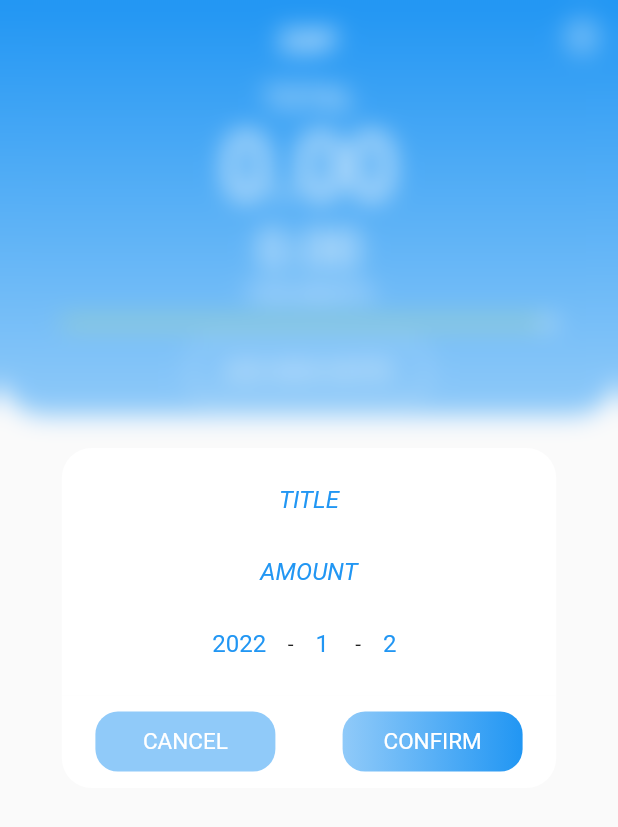
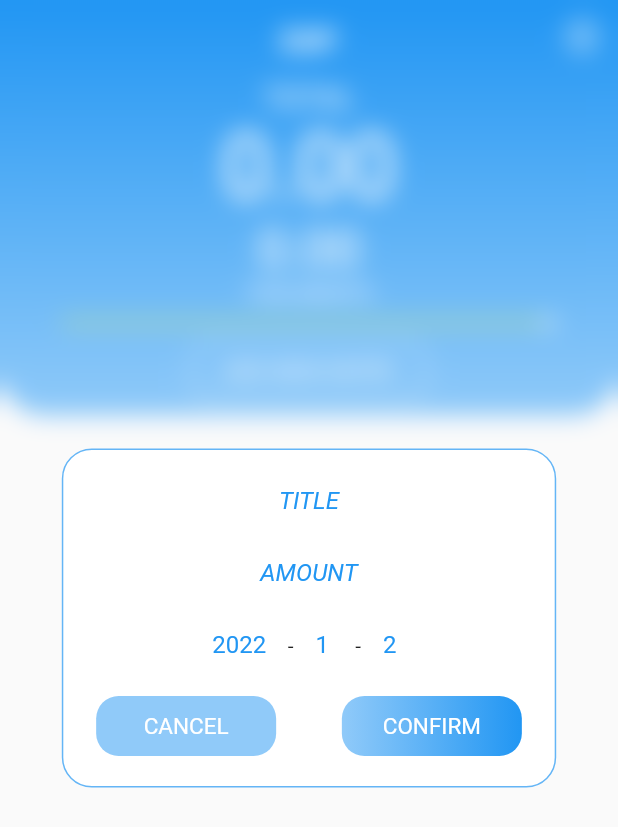
Before and after one commit to rovati/exp-app, a Flutter app: the ExpenseScreen screen opened directly, after a tap on "ADD NEW ENTRY", on a phone screen of 412 x 824 dp. Shown: the top 827 px of the screen. Run offline on Flutter 3.47's test engine with Material 2 defaults, Android fonts, the phone set to English and light mode, and no system bars; our stand-ins replace package_info, page_transition, shared_preferences; accounts and stored records are empty.

Commit message:
Add padding and refactor new entry dialog, force app in portrait

```diff
--- a/exp_app/lib/main.dart
+++ b/exp_app/lib/main.dart
@@ -1,9 +1,9 @@
 import 'package:exp/util/constant/strings.dart';
 import 'package:flutter/material.dart';
+import 'package:flutter/services.dart';
 import 'package:provider/provider.dart';
 
 import 'model/expense_list.dart';
-import 'screen/expense_screen.dart';
 import 'screen/home_screen.dart';
 
 void main() {
@@ -20,6 +20,7 @@ class MyApp extends StatelessWidget {
 
   @override
   Widget build(BuildContext context) {
+    SystemChrome.setPreferredOrientations([DeviceOrientation.portraitUp]);
     return MaterialApp(
       title: 'EXP',
       theme: ThemeData(
--- a/exp_app/lib/screen/expense_screen.dart
+++ b/exp_app/lib/screen/expense_screen.dart
@@ -119,7 +119,9 @@ class _ExpenseScreenState extends State<ExpenseScreen> {
                   opacity: _dialogOpacity,
                   duration: Duration(milliseconds: _animationDuration ~/ 2),
                   child: Center(
-                    child: _fullDialog(),
+                    child: NewEntryDialog(
+                        cancelCallback: _onTapCloseDialog,
+                        confirmCallback: _onTapConfirmNewEntry),
                   ),
                 ),
               ),
@@ -127,64 +129,6 @@ class _ExpenseScreenState extends State<ExpenseScreen> {
           ),
         ],
       ),
-    );
-  }
-
-  /// Dialog used to create new entries. Composed by an upper part for data
-  /// input and a lower one for action buttons.
-  Widget _fullDialog() {
-    Gradient blueGr = LinearGradient(
-        colors: [Colors.blue, Colors.blue.shade200],
-        begin: Alignment.centerRight,
-        end: Alignment.centerLeft);
-    return Column(
-      mainAxisAlignment: MainAxisAlignment.center,
-      children: [
-        NewEntryDialog(key: _dialogKey),
-        Container(
-          alignment: Alignment.center,
-          width: MediaQuery.of(context).size.width * 0.8,
-          height: MediaQuery.of(context).size.height * 0.075,
-          decoration: const BoxDecoration(
-            color: Colors.white,
-            borderRadius: BorderRadius.only(
-              bottomLeft: Radius.circular(20),
-              bottomRight: Radius.circular(20),
-            ),
-          ),
-          child: Row(
-            mainAxisAlignment: MainAxisAlignment.spaceAround,
-            children: [
-              InkWell(
-                onTap: _onTapCloseDialog,
-                child: Container(
-                  decoration: BoxDecoration(
-                    color: Colors.blue.shade200,
-                    borderRadius: BorderRadius.circular(15),
-                  ),
-                  alignment: Alignment.center,
-                  height: 40,
-                  width: 120,
-                  child: Text(Strings.cancel, style: TextStyles.white15),
-                ),
-              ),
-              InkWell(
-                onTap: _onTapConfirmNewEntry,
-                child: Container(
-                  decoration: BoxDecoration(
-                    gradient: blueGr,
-                    borderRadius: BorderRadius.circular(15),
-                  ),
-                  alignment: Alignment.center,
-                  height: 40,
-                  width: 120,
-                  child: Text(Strings.confirm, style: TextStyles.white15),
-                ),
-              ),
-            ],
-          ),
-        ),
-      ],
     );
   }
 
--- a/exp_app/lib/widget/new_entry_dialog.dart
+++ b/exp_app/lib/widget/new_entry_dialog.dart
@@ -8,7 +8,11 @@ import 'package:flutter/material.dart';
 /// Widget for user input when creating new expense entries.
 /// It allows choosing a title, an amount and the date of the expense.
 class NewEntryDialog extends StatefulWidget {
-  const NewEntryDialog({Key? key}) : super(key: key);
+  final void Function() confirmCallback;
+  final void Function() cancelCallback;
+  const NewEntryDialog(
+      {Key? key, required this.confirmCallback, required this.cancelCallback})
+      : super(key: key);
 
   @override
   NewEntryDialogState createState() => NewEntryDialogState();
@@ -20,6 +24,10 @@ class NewEntryDialogState extends State<NewEntryDialog> {
   final TextEditingController _contrYear = TextEditingController();
   final TextEditingController _contrMonth = TextEditingController();
   final TextEditingController _contrDay = TextEditingController();
+  Gradient blueGr = LinearGradient(
+      colors: [Colors.blue, Colors.blue.shade200],
+      begin: Alignment.centerRight,
+      end: Alignment.centerLeft);
 
   @override
   void initState() {
@@ -46,16 +54,17 @@ class NewEntryDialogState extends State<NewEntryDialog> {
   Widget build(BuildContext context) {
     return Container(
       width: MediaQuery.of(context).size.width * 0.8,
-      height: MediaQuery.of(context).size.height * 0.20,
-      decoration: const BoxDecoration(
+      //height: MediaQuery.of(context).size.height * 0.20,
+      decoration: BoxDecoration(
         color: Colors.white,
-        borderRadius: BorderRadius.only(
-          topLeft: Radius.circular(20),
-          topRight: Radius.circular(20),
+        border: Border.all(color: Colors.blue.shade300),
+        borderRadius: BorderRadius.circular(20),
       ),
-      ),
+      child: Padding(
+        padding: const EdgeInsets.symmetric(vertical: 10),
         child: Column(
           mainAxisAlignment: MainAxisAlignment.center,
+          mainAxisSize: MainAxisSize.min,
           children: [
             Container(
               width: MediaQuery.of(context).size.width * 0.6,
@@ -137,7 +146,42 @@ class NewEntryDialogState extends State<NewEntryDialog> {
                 ),
               ],
             ),
+            Padding(
+              padding: const EdgeInsets.symmetric(vertical: 10),
+              child: Row(
+                mainAxisAlignment: MainAxisAlignment.spaceAround,
+                children: [
+                  InkWell(
+                    onTap: widget.cancelCallback,
+                    child: Container(
+                      decoration: BoxDecoration(
+                        color: Colors.blue.shade200,
+                        borderRadius: BorderRadius.circular(15),
+                      ),
+                      alignment: Alignment.center,
+                      height: 40,
+                      width: 120,
+                      child: Text(Strings.cancel, style: TextStyles.white15),
+                    ),
+                  ),
+                  InkWell(
+                    onTap: widget.confirmCallback,
+                    child: Container(
+                      decoration: BoxDecoration(
+                        gradient: blueGr,
+                        borderRadius: BorderRadius.circular(15),
+                      ),
+                      alignment: Alignment.center,
+                      height: 40,
+                      width: 120,
+                      child: Text(Strings.confirm, style: TextStyles.white15),
+                    ),
+                  ),
                 ],
+              ),
+            ),
+          ],
+        ),
       ),
     );
   }
```
Lines whose indentation alone changed are shown as unchanged.
